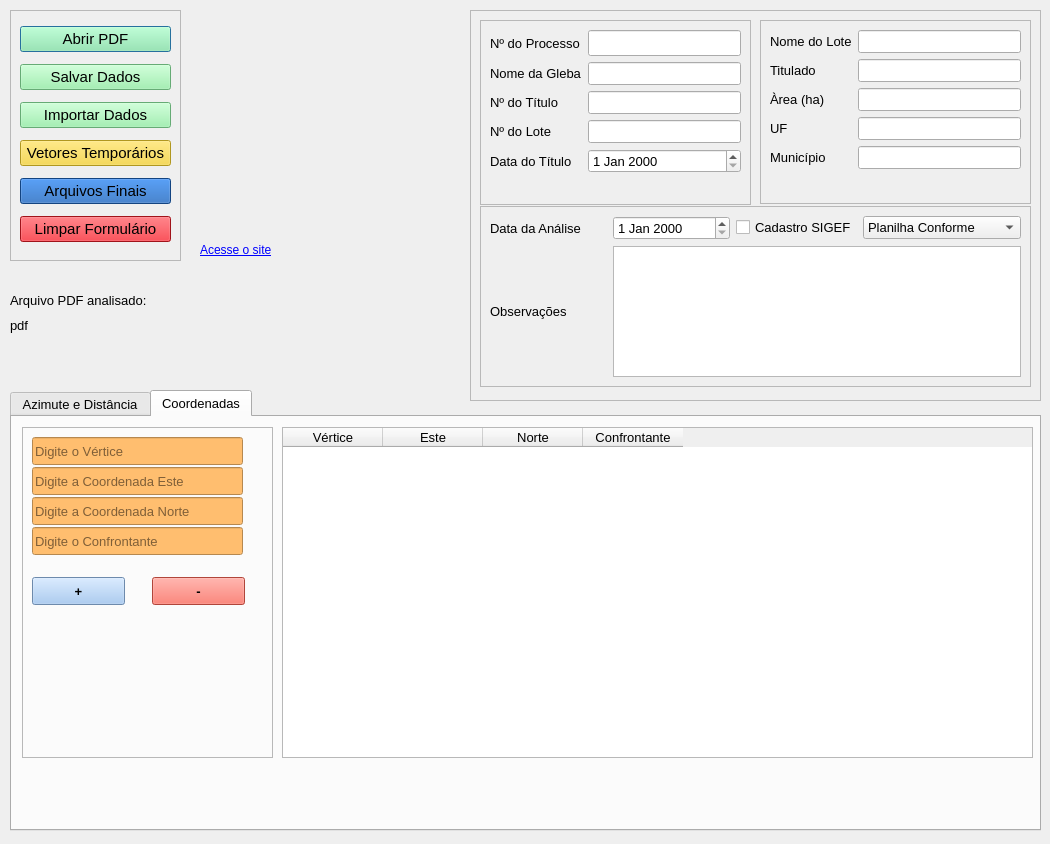
Isr4elEly/recongeo, file recongeo_dialog_base.ui: the form before one commit.
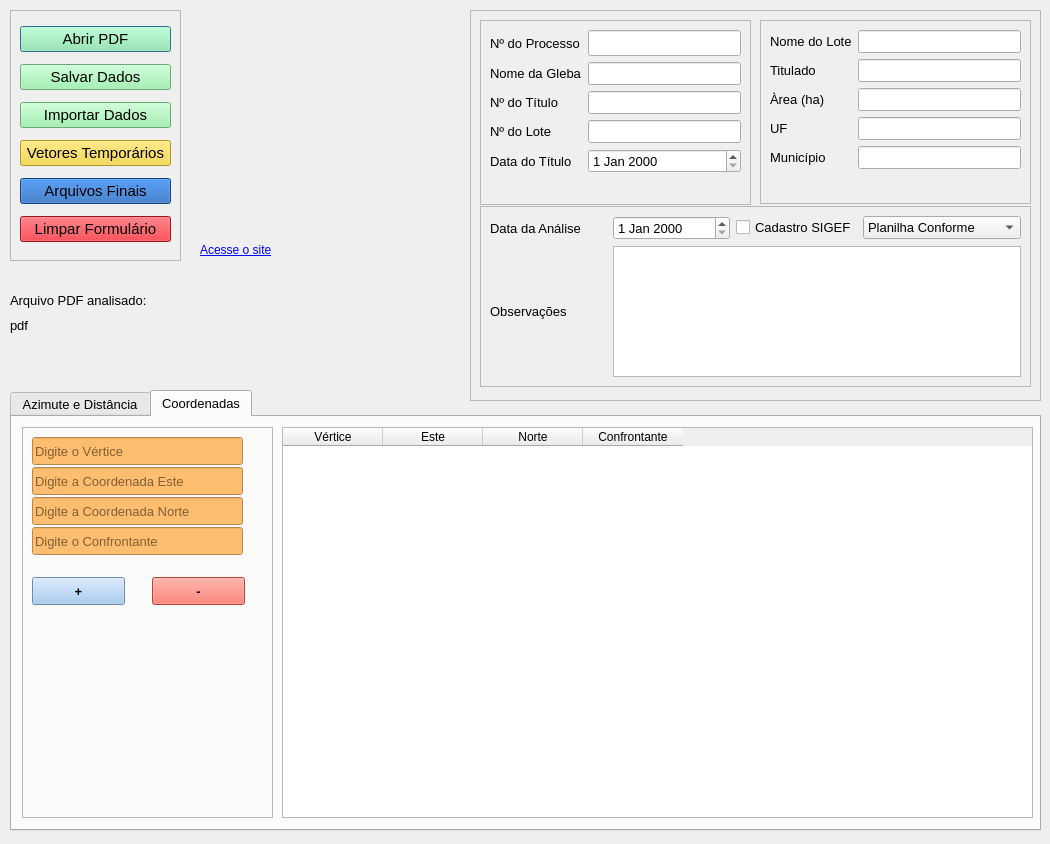
The form after the commit. The open tabs and pages were chosen to show the change. Icons and pictures are not drawn. Custom widgets are drawn as their Qt base class.

Commit message: correção confrontantes tab coordenada

```diff
--- a/recongeo_dialog_base.ui
+++ b/recongeo_dialog_base.ui
@@ -977,9 +977,14 @@
        <x>270</x>
        <y>10</y>
        <width>751</width>
-       <height>331</height>
+       <height>391</height>
       </rect>
      </property>
+     <property name="font">
+      <font>
+       <pointsize>9</pointsize>
+      </font>
+     </property>
      <column>
       <property name="text">
        <string>Vértice</string>
@@ -1007,7 +1012,7 @@
        <x>10</x>
        <y>10</y>
        <width>251</width>
-       <height>331</height>
+       <height>391</height>
       </rect>
      </property>
      <property name="frameShape">
```
Left out of the diff: 7 changed lines with no effect on the pictures. The commit also changes 4 other files.
